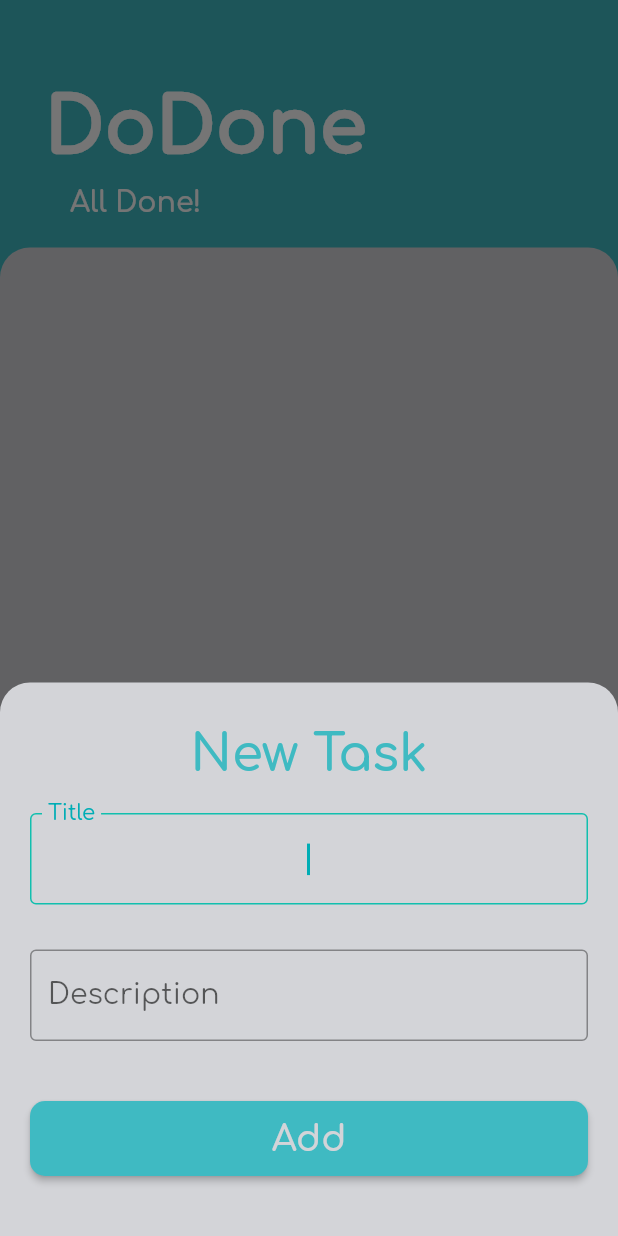
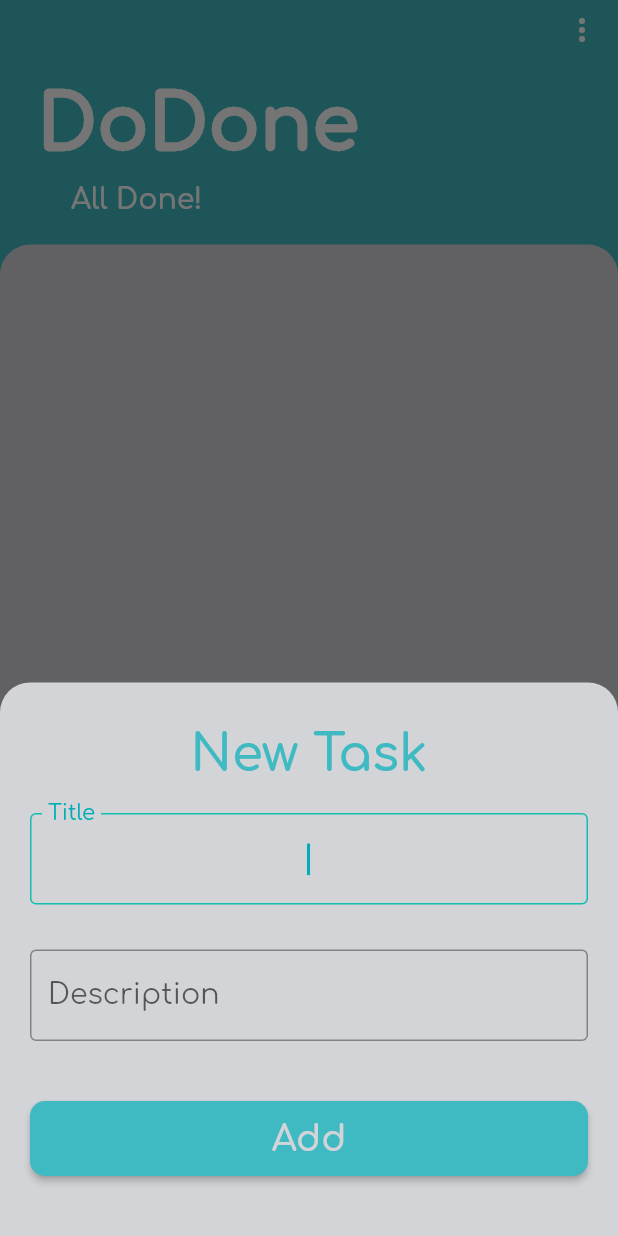
Before and after one commit to soham-pagi/dodone, a Flutter app: the screen it shows after launch, after a tap on the "add" icon, on a phone screen of 412 x 824 dp. Run offline on Flutter 3.47's test engine with Material 2 defaults, Android fonts, the phone set to English and light mode, and no system bars; our stand-ins replace flutter_local_notifications, fluttertoast, shared_preferences.

Commit message:
Refactor files, add menu items

```diff
--- a/lib/screens/brand_title.dart
+++ /dev/null
@@ -1,32 +0,0 @@
-import 'package:flutter/material.dart';
-import 'package:my_todo/models/task_data.dart';
-import 'package:provider/provider.dart';
-
-class BrandTitle extends StatelessWidget {
-  final String _brandTitle = 'DoDone';
-
-  const BrandTitle({super.key});
-
-
-  @override
-  Widget build(BuildContext context) {
-    int remainingTasks = Provider.of<TaskData>(context).remainingTasks;
-
-    return Container(
-      height: 165.0,
-      padding: const EdgeInsets.only(left: 30.0, bottom: 20.0),
-      child: Column(
-        mainAxisAlignment: MainAxisAlignment.end,
-        crossAxisAlignment: CrossAxisAlignment.start,
-        children: [
-          Text(_brandTitle, textScaleFactor: 0.85, style: const TextStyle(color: Colors.white, fontWeight: FontWeight.w900, fontSize: 60.0)),
-          const SizedBox(height: 10.0),
-          Text(
-            '   ${remainingTasks == 0 ? 'All Done!' : '$remainingTasks ${remainingTasks <= 1 ? 'Task' : 'Tasks'} remaining'}',
-            style: const TextStyle(color: Colors.white, fontWeight: FontWeight.w600, fontSize: 20.0 ),
-          ),
-        ],
-      ),
-    );
-  }
-}
--- a/lib/screens/main_screen.dart
+++ b/lib/screens/main_screen.dart
@@ -1,7 +1,10 @@
 import 'package:flutter/material.dart';
-import 'task_screen.dart';
-import 'brand_title.dart';
-import 'add_or_update_task_screen.dart';
+import 'package:my_todo/models/task_data.dart';
+import 'package:provider/provider.dart';
+import '../widgets/task_list.dart';
+import '../widgets/brand_title.dart';
+import '../widgets/add_or_update_task.dart';
+import 'package:my_todo/utils/utils.dart';
 
 class MainScreen extends StatelessWidget {
   const MainScreen({super.key});
@@ -9,6 +12,43 @@ class MainScreen extends StatelessWidget {
   @override
   Widget build(BuildContext context) {
     return Scaffold(
+      appBar: PreferredSize(
+        preferredSize: const Size.fromHeight(40.0),
+        child: AppBar(
+          elevation: 0,
+          backgroundColor: Colors.transparent,
+          actions: [
+            PopupMenuButton(
+              shape: const RoundedRectangleBorder(
+                borderRadius: BorderRadius.all(Radius.circular(20.0)),
+              ),
+              color: const Color(0xFFD3D4D8),
+              icon: const Icon(Icons.more_vert_rounded, color: Colors.white,),
+              itemBuilder: (context) => [
+                PopupMenuItem(
+                  onTap: () => print('Tapp'),
+                  child: const Text('Help')
+                ),
+                PopupMenuItem(
+                  onTap: () => print('About'),
+                  child: const Text('About')
+                ),
+                PopupMenuItem(
+                  child: const Text('Clear all'),
+                  onTap: () {
+                    try {
+                      context.read<TaskData>().deleteAllTasks();
+                      showMessage(msg: 'Delete successfully');
+                    } catch (e) {
+                      showMessage(msg: 'Failed to delete');
+                    }
+                  },
+                ),
+              ],
+            ),
+          ],
+        ),
+      ),
       resizeToAvoidBottomInset: false,
       floatingActionButton: FloatingActionButton(
         onPressed: () {
@@ -26,11 +66,8 @@ class MainScreen extends StatelessWidget {
       body: const Column(
         crossAxisAlignment: CrossAxisAlignment.start,
         children: [
-          // BrandTitle(),
           BrandTitle(),
-          Expanded(child: TaskScreen()),
-          // Expanded(flex: 1, child: BrandTitle()),
-          // Expanded(flex: 5, child: TaskScreen()),
+          TaskScreen(),
         ],
       ),
     );
--- a/lib/screens/task_screen.dart
+++ /dev/null
@@ -1,73 +0,0 @@
-import 'package:flutter/material.dart';
-import 'package:my_todo/models/task_data.dart';
-import 'package:provider/provider.dart';
-import 'add_or_update_task_screen.dart';
-import 'package:flutter/services.dart';
-import 'package:my_todo/utils/utils.dart';
-
-class TaskScreen extends StatelessWidget {
-  const TaskScreen({super.key});
-
-  @override
-  Widget build(BuildContext context) {
-    var taskData = Provider.of<TaskData>(context);
-
-    return  Container(
-      decoration: const BoxDecoration(
-        color: Color(0xFFD3D4D8), // light grey
-        borderRadius: BorderRadius.only(topLeft: Radius.circular(20.0), topRight: Radius.circular(20.0))
-      ),
-      child: ListView.builder(
-        padding: const EdgeInsets.only(top: 20.0),
-        itemBuilder: (BuildContext context, int index) {
-          final task = taskData.allTasks[index];
-
-          return GestureDetector(
-            onDoubleTap: () async {
-              await Clipboard.setData(ClipboardData(text: task.title));
-              showMessage(msg: 'Title copied to clipboard');
-            },
-            onLongPress: () {
-              showModalBottomSheet(
-                isScrollControlled: true,
-                backgroundColor: Colors.transparent,
-                context: context,
-                builder: (BuildContext context) {
-                  return AddOrUpdateTaskScreen(addScreen: false, task: task, title: task.title, description: task.description);
-                }
-              );
-            },
-            child: ExpansionTile(
-              shape: Border.all(color: Colors.transparent),
-              key: Key(index.toString()),
-              expandedAlignment: Alignment.centerLeft,
-              tilePadding: const EdgeInsets.symmetric(horizontal: 20.0),
-              childrenPadding: const EdgeInsets.only(top: 5.0, left: 35.0, right: 35.0, bottom: 20.0),
-              textColor: const Color(0xFF00ADB5),
-
-              leading: Checkbox(
-                onChanged: (newValue) => taskData.updateTask(task),
-                value: task.isDone,
-              ),
-              title: Text(task.title, style: TextStyle(fontSize: 20.0, fontWeight: FontWeight.w600, decoration: task.isDone ? TextDecoration.lineThrough : null)),
-              trailing: IconButton(
-                onPressed: () => context.read<TaskData>().deleteTask(task),
-                icon: const Icon(Icons.delete_forever, color: Colors.grey,),
-              ),
-              children: [
-                GestureDetector(
-                  onDoubleTap: () async {
-                    await Clipboard.setData(ClipboardData(text: task.description));
-                    showMessage(msg: 'Description copied to clipboard');
-                  },
-                  child: Text(task.description, style: const TextStyle(fontSize: 20.0))
-                ),
-              ],
-            ),
-          );
-        },
-        itemCount: taskData.taskSize,
-      ),
-    );
-  }
-}
--- a/lib/screens/add_or_update_task_screen.dart
+++ b/lib/widgets/add_or_update_task.dart
@@ -96,7 +96,7 @@ class _AddOrUpdateTaskScreenState extends State<AddOrUpdateTaskScreen> {
               )),
             ),
             child: Text(_addScreen ? 'Add' : 'Update', style: const TextStyle(fontSize: 25.0, fontWeight: FontWeight.bold, color: Color(0xFFD3D4D8))),
-          )
+          ),
         ],
       ),
     );
--- /dev/null
+++ b/lib/widgets/brand_title.dart
@@ -0,0 +1,37 @@
+import 'package:flutter/material.dart';
+import 'package:my_todo/models/task_data.dart';
+import 'package:provider/provider.dart';
+
+class BrandTitle extends StatelessWidget {
+  final String _brandTitle = 'DoDone';
+
+  const BrandTitle({super.key});
+
+
+  @override
+  Widget build(BuildContext context) {
+    int remainingTasks = Provider.of<TaskData>(context).remainingTasks;
+
+    return Baseline(
+      baseline: 60,
+      baselineType: TextBaseline.alphabetic,
+      child: Container(
+        // height: 120.0,
+        padding: const EdgeInsets.only(left: 25.0, bottom: 20.0),
+        child: Column(
+          // mainAxisAlignment: MainAxisAlignment.end,
+          crossAxisAlignment: CrossAxisAlignment.start,
+          children: [
+            Text(_brandTitle, textScaleFactor: 0.85, style: const TextStyle(color: Colors.white, fontWeight: FontWeight.w900, fontSize: 60.0)),
+            const SizedBox(height: 10.0),
+            Text(
+              '    ${remainingTasks == 0 ? 'All Done!' : '$remainingTasks ${remainingTasks <= 1 ? 'Task' : 'Tasks'} remaining'}',
+              textAlign: TextAlign.left,
+              style: const TextStyle(color: Colors.white, fontWeight: FontWeight.w600, fontSize: 20.0 ),
+            ),
+          ],
+        ),
+      ),
+    );
+  }
+}
--- /dev/null
+++ b/lib/widgets/task_list.dart
@@ -0,0 +1,77 @@
+import 'package:flutter/material.dart';
+import 'package:my_todo/models/task_data.dart';
+import 'package:provider/provider.dart';
+import 'add_or_update_task.dart';
+import 'package:flutter/services.dart';
+import 'package:my_todo/utils/utils.dart';
+
+class TaskScreen extends StatelessWidget {
+  const TaskScreen({super.key});
+
+  @override
+  Widget build(BuildContext context) {
+    var taskData = Provider.of<TaskData>(context);
+
+    return  Expanded(
+      child: Container(
+        decoration: const BoxDecoration(
+          color: Color(0xFFD3D4D8), // light grey
+          borderRadius: BorderRadius.only(topLeft: Radius.circular(20.0), topRight: Radius.circular(20.0))
+        ),
+        child: ListView.builder(
+          padding: const EdgeInsets.only(top: 20.0),
+          itemBuilder: (BuildContext context, int index) {
+            final task = taskData.allTasks[index];
+
+            return GestureDetector(
+              onLongPress: () {
+                showModalBottomSheet(
+                  isScrollControlled: true,
+                  backgroundColor: Colors.transparent,
+                  context: context,
+                  builder: (BuildContext context) {
+                    return AddOrUpdateTaskScreen(addScreen: false, task: task, title: task.title, description: task.description);
+                  }
+                );
+              },
+              child: ExpansionTile(
+                shape: Border.all(color: Colors.transparent),
+                key: Key(index.toString()),
+                expandedAlignment: Alignment.centerLeft,
+                tilePadding: const EdgeInsets.symmetric(horizontal: 20.0),
+                childrenPadding: const EdgeInsets.only(top: 5.0, left: 35.0, right: 35.0, bottom: 20.0),
+                textColor: const Color(0xFF00ADB5),
+
+                leading: Checkbox(
+                  onChanged: (newValue) => taskData.updateTask(task),
+                  value: task.isDone,
+                ),
+                title: GestureDetector(
+                  onDoubleTap: () async {
+                    await Clipboard.setData(ClipboardData(text: task.title));
+                    showMessage(msg: 'Title copied to clipboard');
+                  },
+                  child: Text(task.title, style: TextStyle(fontSize: 20.0, fontWeight: FontWeight.w600, decoration: task.isDone ? TextDecoration.lineThrough : null))
+                ),
+                trailing: IconButton(
+                  onPressed: () => context.read<TaskData>().deleteTask(task),
+                  icon: const Icon(Icons.close, color: Colors.red,),
+                ),
+                children: [
+                  GestureDetector(
+                    onDoubleTap: () async {
+                      await Clipboard.setData(ClipboardData(text: task.description));
+                      showMessage(msg: 'Description copied to clipboard');
+                    },
+                    child: Text(task.description, style: const TextStyle(fontSize: 20.0))
+                  ),
+                ],
+              ),
+            );
+          },
+          itemCount: taskData.taskSize,
+        ),
+      ),
+    );
+  }
+}
```
Also changed, not shown: lib/models/task_data.dart (+9 -0 lines).
